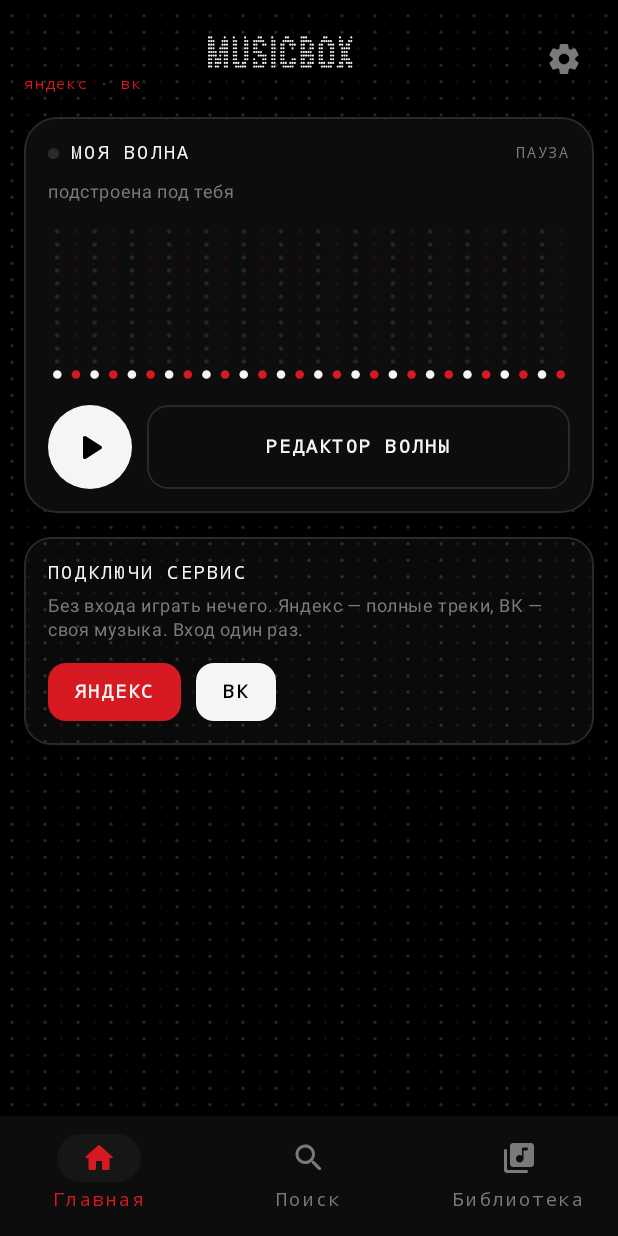
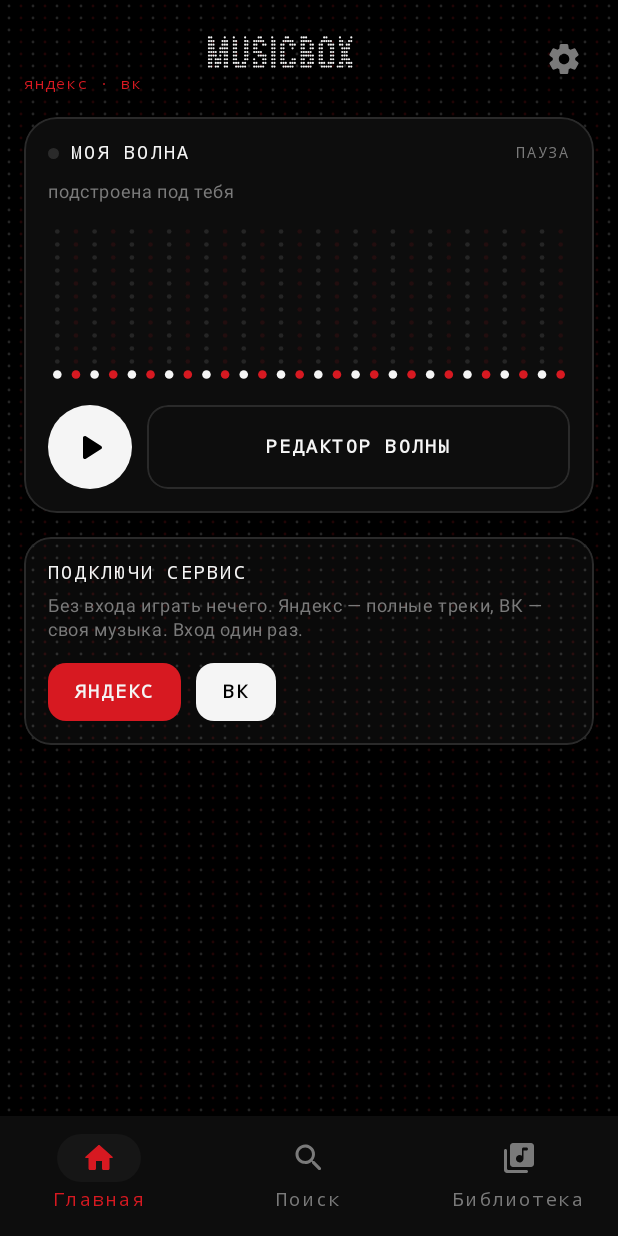
Before and after one commit to typoavtovaz/MusicBox, an Android app built with Jetpack Compose: the screen it shows after launch (MainActivity), on a phone screen of 412 x 824 dp. Run offline under Robolectric (Android 15) with nearby library versions, the phone set to English and light mode, and no system bars.

Commit message:
Подложка плотнее

```diff
--- a/app/src/main/java/com/margy/musicbox/ui/components/DotBackdrop.kt
+++ b/app/src/main/java/com/margy/musicbox/ui/components/DotBackdrop.kt
@@ -50,8 +50,8 @@ fun DotBackdrop(
     levels: FloatArray,
     playing: Boolean,
     modifier: Modifier = Modifier,
-    spacing: Dp = 11.dp,
-    dotRadius: Dp = 1.6.dp
+    spacing: Dp = 8.dp,
+    dotRadius: Dp = 1.35.dp
 ) {
     val spectrum = remember { FloatArray(28) }
     val phase = remember { mutableFloatStateOf(0f) }
@@ -132,10 +132,10 @@ fun DotBackdrop(
                         .coerceIn(0f, 1f)
                 }
 
-                val alpha = 0.085f + v * 0.82f
+                val alpha = 0.13f + v * 0.82f
                 val level = when {
-                    alpha < 0.20f -> 0
-                    alpha < 0.50f -> 1
+                    alpha < 0.26f -> 0
+                    alpha < 0.58f -> 1
                     else -> 2
                 }
                 val g = level + if (white) 0 else 3
```
